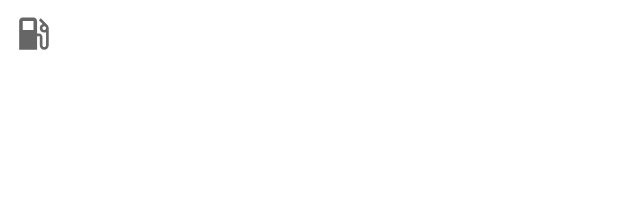
After one commit to keklik2/CarSpendsVer3, an Android app: the layout note_item_skeleton.xml on its own in the app's theme, with its tools: preview values and no code run, on a phone screen of 412 x 824 dp. The commit adds this screen. Shown: the top 207 px of the screen. Run offline under Robolectric (Android 15) with nearby library versions, the phone set to English and light mode, and no system bars.

Commit message:
skeleton added

```diff
--- a/app/src/main/java/com/demo/carspends/data/database/repositoryImpls/ComponentRepositoryImpl.kt
+++ b/app/src/main/java/com/demo/carspends/data/database/repositoryImpls/ComponentRepositoryImpl.kt
@@ -4,7 +4,9 @@ import com.demo.carspends.data.database.component.ComponentDao
 import com.demo.carspends.data.database.mapper.ComponentMapper
 import com.demo.carspends.domain.component.ComponentItem
 import com.demo.carspends.domain.component.ComponentRepository
+import com.demo.carspends.utils.MIN_LOADING_DELAY
 import kotlinx.coroutines.Dispatchers
+import kotlinx.coroutines.delay
 import kotlinx.coroutines.withContext
 import java.lang.Exception
 import javax.inject.Inject
@@ -26,8 +28,9 @@ class ComponentRepositoryImpl @Inject constructor(
         componentDao.insertComponent(mapper.mapEntityToComponentItemDbModel(component))
     }
 
-    override suspend fun getComponentItemsListUseCase(): List<ComponentItem> = withContext(Dispatchers.IO){
+    override suspend fun getComponentItemsListUseCase(delay: Long): List<ComponentItem> = withContext(Dispatchers.IO){
         try {
+            delay(delay)
             componentDao.getComponentsList().map {
                 mapper.mapComponentItemDbModelToEntity(it)
             }
--- a/app/src/main/java/com/demo/carspends/domain/component/ComponentRepository.kt
+++ b/app/src/main/java/com/demo/carspends/domain/component/ComponentRepository.kt
@@ -1,11 +1,9 @@
 package com.demo.carspends.domain.component
-
-import androidx.lifecycle.LiveData
 
 interface ComponentRepository {
     suspend fun addComponentItemUseCase(component: ComponentItem)
     suspend fun deleteComponentItemUseCase(component: ComponentItem)
-    suspend  fun editComponentItemUseCase(component: ComponentItem)
-    suspend fun getComponentItemsListUseCase(): List<ComponentItem>
+    suspend fun editComponentItemUseCase(component: ComponentItem)
+    suspend fun getComponentItemsListUseCase(delay: Long): List<ComponentItem>
     suspend fun getComponentItemUseCase(id: Int): ComponentItem
 }
--- a/app/src/main/java/com/demo/carspends/domain/component/usecases/GetComponentItemsListUseCase.kt
+++ b/app/src/main/java/com/demo/carspends/domain/component/usecases/GetComponentItemsListUseCase.kt
@@ -1,8 +1,9 @@
 package com.demo.carspends.domain.component.usecases
 
 import com.demo.carspends.domain.component.ComponentRepository
+import com.demo.carspends.utils.MIN_LOADING_DELAY
 import javax.inject.Inject
 
 class GetComponentItemsListUseCase @Inject constructor(private val repository: ComponentRepository) {
-    suspend operator fun invoke() = repository.getComponentItemsListUseCase()
+    suspend operator fun invoke(delay: Long = MIN_LOADING_DELAY) = repository.getComponentItemsListUseCase(delay)
 }
--- a/app/src/main/java/com/demo/carspends/domain/note/NoteRepository.kt
+++ b/app/src/main/java/com/demo/carspends/domain/note/NoteRepository.kt
@@ -1,14 +1,12 @@
 package com.demo.carspends.domain.note
-
-import androidx.lifecycle.LiveData
 
 interface NoteRepository {
 
     suspend fun addNoteItemUseCase(noteItem: NoteItem)
     suspend fun deleteNoteItemUseCase(noteItem: NoteItem)
     suspend fun editNoteItemUseCase(noteItem: NoteItem)
-    suspend fun getNoteItemsListUseCase(type: NoteType?, date: Long): List<NoteItem>
-    suspend fun getNoteItemsListUseCase(date: Long): List<NoteItem>
+    suspend fun getNoteItemsListUseCase(delay: Long, type: NoteType?, date: Long): List<NoteItem>
+    suspend fun getNoteItemsListUseCase(delay: Long, date: Long): List<NoteItem>
     suspend fun getNoteItemsListByMileageUseCase(): List<NoteItem>
     suspend fun getNoteItemUseCase(id: Int): NoteItem
 
--- a/app/src/main/java/com/demo/carspends/domain/note/usecases/GetNoteItemsListUseCase.kt
+++ b/app/src/main/java/com/demo/carspends/domain/note/usecases/GetNoteItemsListUseCase.kt
@@ -3,9 +3,10 @@ package com.demo.carspends.domain.note.usecases
 import com.demo.carspends.domain.note.NoteRepository
 import com.demo.carspends.domain.note.NoteRepository.Companion.ALL_TIME
 import com.demo.carspends.domain.note.NoteType
+import com.demo.carspends.utils.MIN_LOADING_DELAY
 import javax.inject.Inject
 
 class GetNoteItemsListUseCase @Inject constructor(private val repository: NoteRepository) {
-    suspend operator fun invoke(date: Long = ALL_TIME) = repository.getNoteItemsListUseCase(date)
-    suspend operator fun invoke(type: NoteType?, date: Long = ALL_TIME) = repository.getNoteItemsListUseCase(type, date)
+    suspend operator fun invoke(delay: Long = MIN_LOADING_DELAY, date: Long = ALL_TIME) = repository.getNoteItemsListUseCase(delay, date)
+    suspend operator fun invoke(delay: Long = MIN_LOADING_DELAY, type: NoteType?, date: Long = ALL_TIME) = repository.getNoteItemsListUseCase(delay, type, date)
 }
--- a/app/src/main/java/com/demo/carspends/presentation/fragments/componentsList/ComponentsListViewModel.kt
+++ b/app/src/main/java/com/demo/carspends/presentation/fragments/componentsList/ComponentsListViewModel.kt
@@ -9,6 +9,7 @@ import com.demo.carspends.domain.car.usecases.GetCarItemsListUseCase
 import com.demo.carspends.domain.component.ComponentItem
 import com.demo.carspends.domain.component.usecases.DeleteComponentItemUseCase
 import com.demo.carspends.domain.component.usecases.GetComponentItemsListUseCase
+import com.demo.carspends.utils.NORMAL_LOADING_DELAY
 import com.github.terrakok.cicerone.Router
 import kotlinx.coroutines.CoroutineScope
 import kotlinx.coroutines.launch
@@ -44,7 +45,7 @@ class ComponentsListViewModel @Inject constructor(
 
     private val _componentsListLoading = OrdinaryLoading(
         viewModelScope,
-        load = { getComponentItemsListUseCase.invoke() }
+        load = { getComponentItemsListUseCase.invoke(NORMAL_LOADING_DELAY) }
     )
     val componentsListState by stateFromFlow(_componentsListLoading.stateFlow)
 
--- /dev/null
+++ b/app/src/main/java/com/demo/carspends/utils/Constants.kt
@@ -0,0 +1,4 @@
+package com.demo.carspends.utils
+
+const val NORMAL_LOADING_DELAY = 500L
+const val MIN_LOADING_DELAY = 0L
--- /dev/null
+++ b/app/src/main/res/layout/note_item_skeleton.xml
@@ -0,0 +1,57 @@
+<?xml version="1.0" encoding="utf-8"?>
+<androidx.constraintlayout.widget.ConstraintLayout
+    xmlns:android="http://schemas.android.com/apk/res/android"
+    xmlns:app="http://schemas.android.com/apk/res-auto"
+    xmlns:tools="http://schemas.android.com/tools"
+    android:layout_width="match_parent"
+    android:layout_height="wrap_content">
+
+    <ImageView
+        android:id="@+id/nis_iv_tool"
+        android:layout_width="0dp"
+        android:layout_height="0dp"
+        android:layout_margin="8dp"
+        android:contentDescription="@string/description_img_tools"
+        app:layout_constraintDimensionRatio="1:1"
+
+        app:layout_constraintBottom_toBottomOf="parent"
+        app:layout_constraintStart_toStartOf="parent"
+
+        app:layout_constraintTop_toTopOf="parent"
+        app:srcCompat="@drawable/ic_baseline_local_gas_station_24" />
+
+    <com.demo.carspends.utils.ui.ExtendedTextView
+        android:id="@+id/nis_tv_title"
+        android:layout_width="0dp"
+        android:layout_height="15dp"
+        android:layout_margin="8dp"
+
+        app:layout_constraintBottom_toTopOf="@+id/nis_tv_amount"
+        app:layout_constraintEnd_toStartOf="@+id/nis_tv_date"
+        app:layout_constraintStart_toEndOf="@+id/nis_iv_tool"
+        app:layout_constraintTop_toTopOf="parent" />
+
+    <!--Добавить стиль для "цена"-->
+    <com.demo.carspends.utils.ui.ExtendedTextView
+        android:id="@+id/nis_tv_amount"
+        android:layout_width="100dp"
+        android:layout_height="5dp"
+        android:layout_marginStart="16dp"
+        android:layout_marginBottom="8dp"
+
+        app:layout_constraintBottom_toBottomOf="parent"
+        app:layout_constraintStart_toEndOf="@+id/nis_iv_tool"
+        app:layout_constraintTop_toBottomOf="@+id/nis_tv_title" />
+
+    <!--Добавить стиль для "дата"-->
+    <TextView
+        android:id="@+id/nis_tv_date"
+        android:layout_width="40dp"
+        android:layout_height="5dp"
+        android:layout_margin="8dp"
+
+        app:layout_constraintBottom_toBottomOf="parent"
+        app:layout_constraintEnd_toEndOf="parent"
+        app:layout_constraintStart_toEndOf="@+id/nis_tv_title"
+        app:layout_constraintTop_toTopOf="parent" />
+</androidx.constraintlayout.widget.ConstraintLayout>
```
Also changed, not shown: app/src/main/java/com/demo/carspends/data/database/repositoryImpls/NoteRepositoryImpl.kt (+10 -4 lines), app/src/main/java/com/demo/carspends/presentation/fragments/componentsList/ComponentsListFragment.kt (+17 -7 lines), app/src/main/java/com/demo/carspends/presentation/fragments/notesList/NotesListFragment.kt (+14 -1 lines), app/src/main/java/com/demo/carspends/presentation/fragments/notesList/NotesListViewModel.kt (+6 -1 lines).
